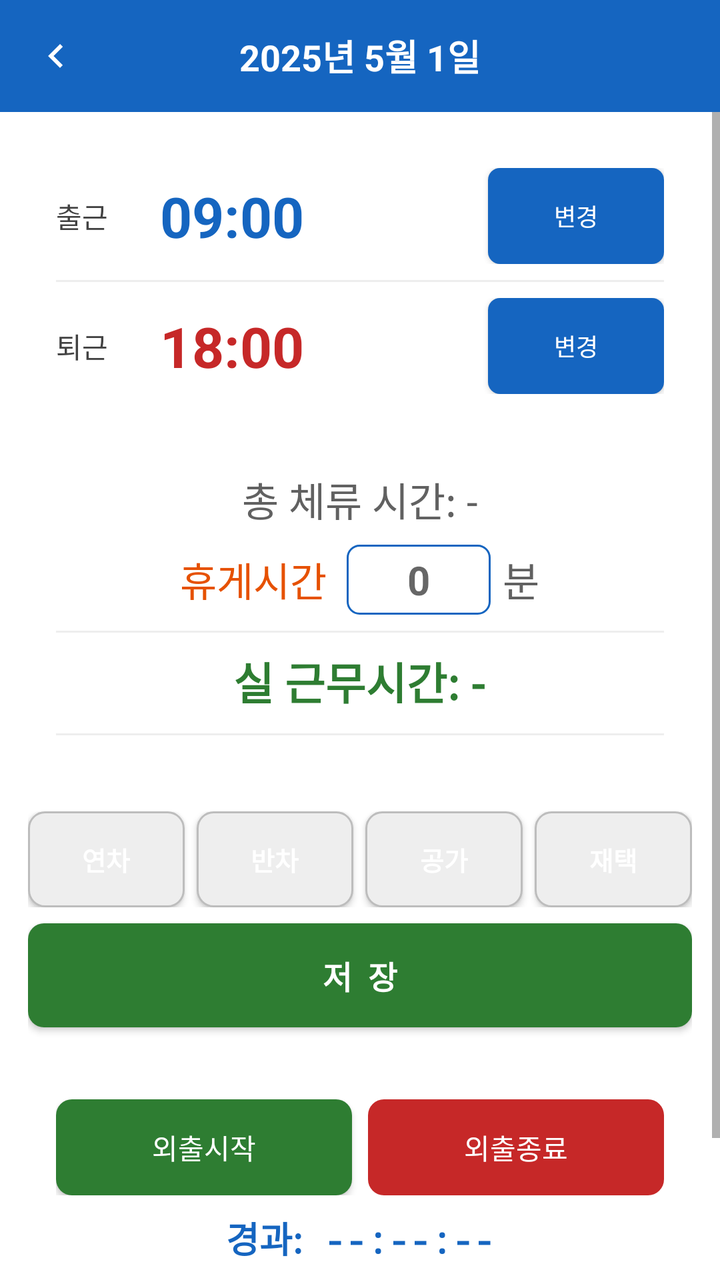
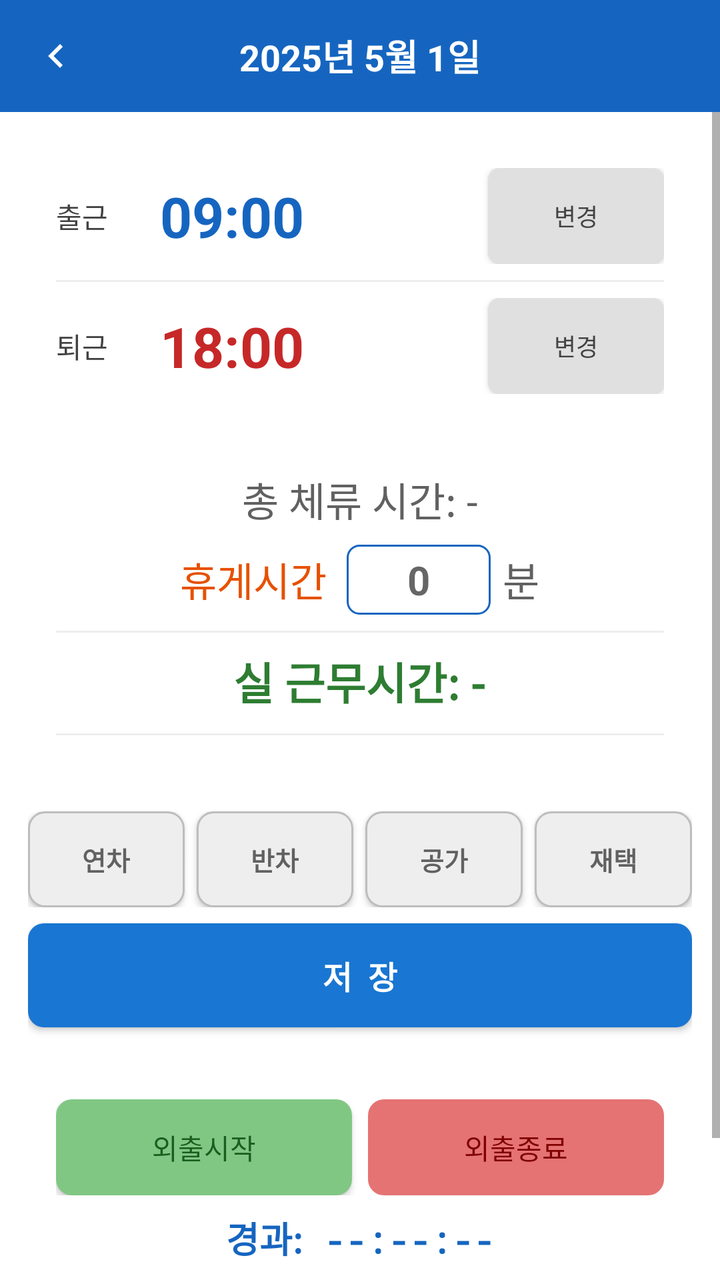

Before-and-after screenshots of an Android layout around one commit, followed by the original layout XML and the change that was made.
<!-- AndroidManifest.xml: application theme AppTheme -->
<!-- res/layout/activity_day_detail.xml -->
<?xml version="1.0" encoding="utf-8"?>
<LinearLayout xmlns:android="http://schemas.android.com/apk/res/android"
    android:id="@+id/root_day_detail"
    android:layout_width="match_parent"
    android:layout_height="match_parent"
    android:orientation="vertical"
    android:background="#FFFFFF">

    
    <LinearLayout
        android:layout_width="match_parent"
        android:layout_height="56dp"
        android:orientation="horizontal"
        android:gravity="center_vertical"
        android:background="#1565C0"
        android:padding="4dp">

        <ImageButton
            android:id="@+id/btn_close"
            android:layout_width="48dp"
            android:layout_height="48dp"
            android:src="@drawable/ic_arrow_left"
            android:background="?attr/selectableItemBackgroundBorderless"
            android:contentDescription="닫기"
            android:padding="4dp"
            android:tint="#FFFFFF" />

        <TextView
            android:id="@+id/tv_detail_date"
            android:layout_width="0dp"
            android:layout_height="wrap_content"
            android:layout_weight="1"
            android:textSize="18sp"
            android:textColor="#FFFFFF"
            android:textStyle="bold"
            android:gravity="center"
            android:text="2025년 5월 1일" />

        
        <View
            android:layout_width="48dp"
            android:layout_height="48dp" />
    </LinearLayout>

    <ScrollView
        android:layout_width="match_parent"
        android:layout_height="0dp"
        android:layout_weight="1"
        android:background="#FFFFFF">

    <LinearLayout
        android:layout_width="match_parent"
        android:layout_height="wrap_content"
        android:orientation="vertical"
        android:padding="14dp"
        android:background="#FFFFFF">

        
        <LinearLayout
            android:id="@+id/layout_time_card"
            android:layout_width="match_parent"
            android:layout_height="wrap_content"
            android:orientation="vertical"
            android:background="#FFFFFF"
            android:padding="14dp"
            android:layout_marginBottom="10dp">

            
            <LinearLayout
                android:layout_width="match_parent"
                android:layout_height="wrap_content"
                android:orientation="horizontal"
                android:gravity="center_vertical"
                android:layout_marginBottom="8dp">

                <TextView
                    android:layout_width="52dp"
                    android:layout_height="wrap_content"
                    android:text="출근"
                    android:textSize="14sp"
                    android:textColor="#424242" />

                <TextView
                    android:id="@+id/tv_start_time"
                    android:layout_width="0dp"
                    android:layout_height="wrap_content"
                    android:layout_weight="1"
                    android:textSize="28sp"
                    android:textColor="#1565C0"
                    android:textStyle="bold"
                    android:text="09:00" />

                <Button
                    android:id="@+id/btn_checkin"
                    android:layout_width="wrap_content"
                    android:layout_height="wrap_content"
                    android:text="출근"
                    android:textSize="12sp"
                    android:background="@drawable/bg_checkin_button"
                    android:textColor="#FFFFFF"
                    android:paddingLeft="12dp"
                    android:paddingRight="12dp"
                    android:layout_marginEnd="4dp"
                    android:visibility="gone" />

                <Button
                    android:id="@+id/btn_edit_start"
                    android:layout_width="wrap_content"
                    android:layout_height="wrap_content"
                    android:text="변경"
                    android:textSize="12sp"
                    android:background="@drawable/bg_primary_button"
                    android:textColor="#FFFFFF"
                    android:paddingLeft="14dp"
                    android:paddingRight="14dp" />
            </LinearLayout>

            <View android:layout_width="match_parent" android:layout_height="1dp"
                android:background="#EEEEEE"/>

            
            <LinearLayout
                android:layout_width="match_parent"
                android:layout_height="wrap_content"
                android:orientation="horizontal"
                android:gravity="center_vertical"
                android:layout_marginTop="8dp">

                <TextView
                    android:layout_width="52dp"
                    android:layout_height="wrap_content"
                    android:text="퇴근"
                    android:textSize="14sp"
                    android:textColor="#424242" />

                <TextView
                    android:id="@+id/tv_end_time"
                    android:layout_width="0dp"
                    android:layout_height="wrap_content"
                    android:layout_weight="1"
                    android:textSize="28sp"
                    android:textColor="#C62828"
                    android:textStyle="bold"
                    android:text="18:00" />

                <Button
                    android:id="@+id/btn_checkout"
                    android:layout_width="wrap_content"
                    android:layout_height="wrap_content"
                    android:text="퇴근"
                    android:textSize="12sp"
                    android:background="@drawable/bg_checkout_button"
                    android:textColor="#FFFFFF"
                    android:paddingLeft="12dp"
                    android:paddingRight="12dp"
                    android:layout_marginEnd="4dp"
                    android:visibility="gone" />

                <Button
                    android:id="@+id/btn_edit_end"
                    android:layout_width="wrap_content"
                    android:layout_height="wrap_content"
                    android:text="변경"
                    android:textSize="12sp"
                    android:background="@drawable/bg_primary_button"
                    android:textColor="#FFFFFF"
                    android:paddingLeft="14dp"
                    android:paddingRight="14dp" />
            </LinearLayout>
        </LinearLayout>

        
        <LinearLayout
            android:id="@+id/layout_calc_card"
            android:layout_width="match_parent"
            android:layout_height="wrap_content"
            android:orientation="vertical"
            android:background="#FFFFFF"
            android:padding="14dp"
            android:layout_marginBottom="16dp">

            <TextView
                android:id="@+id/tv_raw_work"
                android:layout_width="match_parent"
                android:layout_height="wrap_content"
                android:textSize="20sp"
                android:textColor="#616161"
                android:gravity="center"
                android:layout_marginBottom="8dp"
                android:text="총 체류 시간: -" />

            
            <LinearLayout
                android:layout_width="match_parent"
                android:layout_height="wrap_content"
                android:orientation="horizontal"
                android:gravity="center"
                android:layout_marginBottom="8dp">

                <TextView
                    android:layout_width="wrap_content"
                    android:layout_height="wrap_content"
                    android:text="휴게시간"
                    android:textSize="20sp"
                    android:textColor="#E65100" />

                <EditText
                    android:id="@+id/et_break_minutes"
                    android:layout_width="72dp"
                    android:layout_height="wrap_content"
                    android:layout_marginLeft="10dp"
                    android:inputType="number"
                    android:textSize="20sp"
                    android:textColor="#E65100"
                    android:textStyle="bold"
                    android:gravity="center"
                    android:maxLength="3"
                    android:hint="0"
                    android:background="@drawable/bg_outlined_button"
                    android:paddingTop="4dp"
                    android:paddingBottom="4dp" />

                <TextView
                    android:layout_width="wrap_content"
                    android:layout_height="wrap_content"
                    android:layout_marginLeft="6dp"
                    android:text="분"
                    android:textSize="20sp"
                    android:textColor="#616161" />

            </LinearLayout>

            <View android:layout_width="match_parent" android:layout_height="1dp"
                android:background="#EEEEEE" android:layout_marginBottom="8dp"/>

            <TextView
                android:id="@+id/tv_net_work"
                android:layout_width="match_parent"
                android:layout_height="wrap_content"
                android:textSize="22sp"
                android:textStyle="bold"
                android:textColor="#2E7D32"
                android:gravity="center"
                android:text="실 근무시간: -" />

            <View android:layout_width="match_parent" android:layout_height="1dp"
                android:background="#EEEEEE"
                android:layout_marginTop="10dp" android:layout_marginBottom="8dp"/>

            
            <LinearLayout
                android:id="@+id/ll_seg_container"
                android:layout_width="match_parent"
                android:layout_height="wrap_content"
                android:orientation="vertical"
                android:visibility="gone">

                <LinearLayout
                    android:id="@+id/ll_seg_weekday_night"
                    android:layout_width="match_parent"
                    android:layout_height="wrap_content"
                    android:orientation="horizontal"
                    android:gravity="center_vertical"
                    android:layout_marginBottom="4dp"
                    android:visibility="gone">
                    <TextView
                        android:layout_width="68dp"
                        android:layout_height="wrap_content"
                        android:text="평일야간"
                        android:textSize="12sp"
                        android:textColor="#424242" />
                    <TextView
                        android:id="@+id/tv_seg_weekday_night"
                        android:layout_width="0dp"
                        android:layout_height="wrap_content"
                        android:layout_weight="1"
                        android:textSize="12sp"
                        android:textStyle="bold"
                        android:textColor="#5C6BC0" />
                </LinearLayout>

                <LinearLayout
                    android:id="@+id/ll_seg_holiday_day"
                    android:layout_width="match_parent"
                    android:layout_height="wrap_content"
                    android:orientation="horizontal"
                    android:gravity="center_vertical"
                    android:layout_marginBottom="4dp"
                    android:visibility="gone">
                    <TextView
                        android:layout_width="68dp"
                        android:layout_height="wrap_content"
                        android:text="휴일주간"
                        android:textSize="12sp"
                        android:textColor="#424242" />
                    <TextView
                        android:id="@+id/tv_seg_holiday_day"
                        android:layout_width="0dp"
                        android:layout_height="wrap_content"
                        android:layout_weight="1"
                        android:textSize="12sp"
                        android:textStyle="bold"
                        android:textColor="#E65100" />
                </LinearLayout>

                <LinearLayout
                    android:id="@+id/ll_seg_holiday_night"
                    android:layout_width="match_parent"
                    android:layout_height="wrap_content"
                    android:orientation="horizontal"
                    android:gravity="center_vertical"
                    android:visibility="gone">
                    <TextView
                        android:layout_width="68dp"
                        android:layout_height="wrap_content"
                        android:text="휴일야간"
                        android:textSize="12sp"
                        android:textColor="#424242" />
                    <TextView
                        android:id="@+id/tv_seg_holiday_night"
                        android:layout_width="0dp"
                        android:layout_height="wrap_content"
                        android:layout_weight="1"
                        android:textSize="12sp"
                        android:textStyle="bold"
                        android:textColor="#B71C1C" />
                </LinearLayout>
            </LinearLayout>
        </LinearLayout>

        
        <TextView
            android:id="@+id/tv_annual_note"
            android:layout_width="match_parent"
            android:layout_height="wrap_content"
            android:text=""
            android:textSize="12sp"
            android:textColor="#C62828"
            android:gravity="center"
            android:layout_marginBottom="6dp"
            android:visibility="gone" />

        
        <LinearLayout
            android:layout_width="match_parent"
            android:layout_height="wrap_content"
            android:orientation="horizontal"
            android:layout_marginBottom="8dp">

            <Button
                android:id="@+id/btn_annual_leave"
                android:layout_width="0dp"
                android:layout_height="48dp"
                android:layout_weight="1"
                android:text="연차"
                android:textSize="13sp"
                android:textColor="#FFFFFF"
                android:textStyle="bold"
                android:background="@drawable/bg_leave_inactive"
                android:layout_marginEnd="3dp" />

            <Button
                android:id="@+id/btn_half_leave"
                android:layout_width="0dp"
                android:layout_height="48dp"
                android:layout_weight="1"
                android:text="반차"
                android:textSize="13sp"
                android:textColor="#FFFFFF"
                android:textStyle="bold"
                android:background="@drawable/bg_leave_inactive"
                android:layout_marginStart="3dp"
                android:layout_marginEnd="3dp" />

            <Button
                android:id="@+id/btn_public_leave"
                android:layout_width="0dp"
                android:layout_height="48dp"
                android:layout_weight="1"
                android:text="공가"
                android:textSize="13sp"
                android:textColor="#FFFFFF"
                android:textStyle="bold"
                android:background="@drawable/bg_leave_inactive"
                android:layout_marginStart="3dp"
                android:layout_marginEnd="3dp" />

            <Button
                android:id="@+id/btn_remote_work"
                android:layout_width="0dp"
                android:layout_height="48dp"
                android:layout_weight="1"
                android:text="재택"
                android:textSize="13sp"
                android:textColor="#FFFFFF"
                android:textStyle="bold"
                android:background="@drawable/bg_leave_inactive"
                android:layout_marginStart="3dp" />
        </LinearLayout>

        
        <Button
            android:id="@+id/btn_save"
            android:layout_width="match_parent"
            android:layout_height="52dp"
            android:text="저  장"
            android:textSize="16sp"
            android:textColor="#FFFFFF"
            android:textStyle="bold"
            android:background="@drawable/bg_save_button"
            android:layout_marginBottom="10dp" />

        
        <Button
            android:id="@+id/btn_delete"
            android:layout_width="match_parent"
            android:layout_height="46dp"
            android:text="오늘 등록 초기화"
            android:textSize="13sp"
            android:textColor="#C62828"
            android:background="@drawable/bg_delete_button"
            android:visibility="gone" />

        
        <LinearLayout
            android:id="@+id/ll_outing_card"
            android:layout_width="match_parent"
            android:layout_height="wrap_content"
            android:orientation="vertical"
            android:background="#FFFFFF"
            android:padding="14dp"
            android:layout_marginTop="12dp">

            <LinearLayout
                android:layout_width="match_parent"
                android:layout_height="wrap_content"
                android:orientation="horizontal"
                android:layout_marginBottom="8dp">

                <Button
                    android:id="@+id/btn_outing_start"
                    android:layout_width="0dp"
                    android:layout_height="48dp"
                    android:layout_weight="1"
                    android:text="외출시작"
                    android:textSize="14sp"
                    android:textColor="#FFFFFF"
                    android:background="@drawable/bg_save_button"
                    android:layout_marginEnd="4dp" />

                <Button
                    android:id="@+id/btn_outing_end"
                    android:layout_width="0dp"
                    android:layout_height="48dp"
                    android:layout_weight="1"
                    android:text="외출종료"
                    android:textSize="14sp"
                    android:textColor="#FFFFFF"
                    android:background="@drawable/bg_checkout_button"
                    android:layout_marginStart="4dp"
                    android:enabled="false" />
            </LinearLayout>

            <TextView
                android:id="@+id/tv_outing_elapsed"
                android:layout_width="match_parent"
                android:layout_height="wrap_content"
                android:text="경과: --:--:--"
                android:textSize="18sp"
                android:textStyle="bold"
                android:textColor="#1565C0"
                android:fontFamily="monospace"
                android:gravity="center"
                android:layout_marginBottom="4dp" />

            <TextView
                android:id="@+id/tv_outing_total"
                android:layout_width="match_parent"
                android:layout_height="wrap_content"
                android:text="일 누적: --"
                android:textSize="13sp"
                android:textColor="#616161"
                android:gravity="center"
                android:layout_marginBottom="8dp" />

            <View android:layout_width="match_parent" android:layout_height="1dp"
                android:background="#EEEEEE" android:layout_marginBottom="8dp"/>

            
            <LinearLayout
                android:layout_width="match_parent"
                android:layout_height="wrap_content"
                android:orientation="horizontal"
                android:layout_marginBottom="4dp">

                <TextView android:layout_width="0dp" android:layout_height="wrap_content"
                    android:layout_weight="1" android:text="시작"
                    android:textSize="11sp" android:textStyle="bold"
                    android:textColor="#424242" android:gravity="center" />

                <TextView android:layout_width="0dp" android:layout_height="wrap_content"
                    android:layout_weight="1" android:text="종료"
                    android:textSize="11sp" android:textStyle="bold"
                    android:textColor="#424242" android:gravity="center" />

                <TextView android:layout_width="0dp" android:layout_height="wrap_content"
                    android:layout_weight="1" android:text="외출시간"
                    android:textSize="11sp" android:textStyle="bold"
                    android:textColor="#424242" android:gravity="center" />

                <TextView android:layout_width="52dp" android:layout_height="wrap_content"
                    android:text="삭제" android:textSize="11sp" android:textStyle="bold"
                    android:textColor="#424242" android:gravity="center" />
            </LinearLayout>

            
            <LinearLayout
                android:id="@+id/ll_outing_rows"
                android:layout_width="match_parent"
                android:layout_height="wrap_content"
                android:orientation="vertical" />
        </LinearLayout>

    </LinearLayout>
    </ScrollView>

</LinearLayout>
<!-- resources referenced by this layout -->
<resources>
  <!-- drawable bg_checkin_button (drawable) -->
  <?xml version="1.0" encoding="utf-8"?>
  <shape xmlns:android="http://schemas.android.com/apk/res/android"
      android:shape="rectangle">
      <solid android:color="#388E3C" />
      <corners android:radius="8dp" />
  </shape>
  <!-- drawable bg_checkout_button (drawable) -->
  <?xml version="1.0" encoding="utf-8"?>
  <shape xmlns:android="http://schemas.android.com/apk/res/android"
      android:shape="rectangle">
      <solid android:color="#C62828" />
      <corners android:radius="8dp" />
  </shape>
  <!-- drawable bg_delete_button (drawable) -->
  <?xml version="1.0" encoding="utf-8"?>
  <shape xmlns:android="http://schemas.android.com/apk/res/android"
      android:shape="rectangle">
      <solid android:color="#FFFFFF" />
      <stroke android:width="1dp" android:color="#C62828" />
      <corners android:radius="8dp" />
  </shape>
  <!-- drawable bg_leave_inactive (drawable) -->
  <?xml version="1.0" encoding="utf-8"?>
  <shape xmlns:android="http://schemas.android.com/apk/res/android"
      android:shape="rectangle">
      <solid android:color="#EEEEEE" />
      <stroke android:width="1dp" android:color="#BDBDBD" />
      <corners android:radius="8dp" />
  </shape>
  <!-- drawable bg_outlined_button (drawable) -->
  <?xml version="1.0" encoding="utf-8"?>
  <shape xmlns:android="http://schemas.android.com/apk/res/android"
      android:shape="rectangle">
      <solid android:color="#FFFFFF" />
      <stroke android:width="1dp" android:color="#1565C0" />
      <corners android:radius="6dp" />
  </shape>
  <!-- drawable bg_primary_button (drawable) -->
  <?xml version="1.0" encoding="utf-8"?>
  <shape xmlns:android="http://schemas.android.com/apk/res/android"
      android:shape="rectangle">
      <solid android:color="#1565C0" />
      <corners android:radius="6dp" />
  </shape>
  <!-- drawable bg_save_button (drawable) -->
  <?xml version="1.0" encoding="utf-8"?>
  <shape xmlns:android="http://schemas.android.com/apk/res/android"
      android:shape="rectangle">
      <solid android:color="#2E7D32" />
      <corners android:radius="8dp" />
  </shape>
  <!-- drawable ic_arrow_left (drawable) -->
  <?xml version="1.0" encoding="utf-8"?>
  <vector xmlns:android="http://schemas.android.com/apk/res/android"
      android:width="24dp"
      android:height="24dp"
      android:viewportWidth="24"
      android:viewportHeight="24">
      <path
          android:fillColor="#FFFFFF"
          android:pathData="M15.41,16.59L10.83,12l4.58,-4.59L14,6l-6,6 6,6 1.41,-1.41z" />
  </vector>
  <style name="AppTheme" parent="Theme.AppCompat.Light.NoActionBar">
          <item name="colorPrimary">@color/colorPrimary</item>
          <item name="colorPrimaryDark">@color/colorPrimaryDark</item>
          <item name="colorAccent">@color/colorAccent</item>
      </style>
  <color name="colorPrimary">#1565C0</color>
  <color name="colorPrimaryDark">#0D47A1</color>
  <color name="colorAccent">#E65100</color>
</resources>

<!-- the commit's change to res/layout/activity_day_detail.xml (unified diff, before → after) -->
@@ -97,7 +97,7 @@
                     android:text="출근"
                     android:textSize="12sp"
                     android:background="@drawable/bg_checkin_button"
-                    android:textColor="#FFFFFF"
+                    android:textColor="#1B5E20"
                     android:paddingLeft="12dp"
                     android:paddingRight="12dp"
                     android:layout_marginEnd="4dp"
@@ -110,7 +110,7 @@
                     android:text="변경"
                     android:textSize="12sp"
                     android:background="@drawable/bg_primary_button"
-                    android:textColor="#FFFFFF"
+                    android:textColor="#424242"
                     android:paddingLeft="14dp"
                     android:paddingRight="14dp" />
             </LinearLayout>
@@ -150,7 +150,7 @@
                     android:text="퇴근"
                     android:textSize="12sp"
                     android:background="@drawable/bg_checkout_button"
-                    android:textColor="#FFFFFF"
+                    android:textColor="#7F0000"
                     android:paddingLeft="12dp"
                     android:paddingRight="12dp"
                     android:layout_marginEnd="4dp"
@@ -163,7 +163,7 @@
                     android:text="변경"
                     android:textSize="12sp"
                     android:background="@drawable/bg_primary_button"
-                    android:textColor="#FFFFFF"
+                    android:textColor="#424242"
                     android:paddingLeft="14dp"
                     android:paddingRight="14dp" />
             </LinearLayout>
@@ -354,7 +354,7 @@
                 android:layout_weight="1"
                 android:text="연차"
                 android:textSize="13sp"
-                android:textColor="#FFFFFF"
+                android:textColor="#616161"
                 android:textStyle="bold"
                 android:background="@drawable/bg_leave_inactive"
                 android:layout_marginEnd="3dp" />
@@ -366,7 +366,7 @@
                 android:layout_weight="1"
                 android:text="반차"
                 android:textSize="13sp"
-                android:textColor="#FFFFFF"
+                android:textColor="#616161"
                 android:textStyle="bold"
                 android:background="@drawable/bg_leave_inactive"
                 android:layout_marginStart="3dp"
@@ -379,7 +379,7 @@
                 android:layout_weight="1"
                 android:text="공가"
                 android:textSize="13sp"
-                android:textColor="#FFFFFF"
+                android:textColor="#616161"
                 android:textStyle="bold"
                 android:background="@drawable/bg_leave_inactive"
                 android:layout_marginStart="3dp"
@@ -392,7 +392,7 @@
                 android:layout_weight="1"
                 android:text="재택"
                 android:textSize="13sp"
-                android:textColor="#FFFFFF"
+                android:textColor="#616161"
                 android:textStyle="bold"
                 android:background="@drawable/bg_leave_inactive"
                 android:layout_marginStart="3dp" />
@@ -444,8 +444,8 @@
                     android:layout_weight="1"
                     android:text="외출시작"
                     android:textSize="14sp"
-                    android:textColor="#FFFFFF"
-                    android:background="@drawable/bg_save_button"
+                    android:textColor="#1B5E20"
+                    android:background="@drawable/bg_checkin_button"
                     android:layout_marginEnd="4dp" />
 
                 <Button
@@ -455,7 +455,7 @@
                     android:layout_weight="1"
                     android:text="외출종료"
                     android:textSize="14sp"
-                    android:textColor="#FFFFFF"
+                    android:textColor="#7F0000"
                     android:background="@drawable/bg_checkout_button"
                     android:layout_marginStart="4dp"
                     android:enabled="false" />
<!-- resource entries referenced after the edit -->
@@ -4,14 +4,14 @@
   <?xml version="1.0" encoding="utf-8"?>
   <shape xmlns:android="http://schemas.android.com/apk/res/android"
       android:shape="rectangle">
-      <solid android:color="#388E3C" />
+      <solid android:color="#81C784" />
       <corners android:radius="8dp" />
   </shape>
   <!-- drawable bg_checkout_button (drawable) -->
   <?xml version="1.0" encoding="utf-8"?>
   <shape xmlns:android="http://schemas.android.com/apk/res/android"
       android:shape="rectangle">
-      <solid android:color="#C62828" />
+      <solid android:color="#E57373" />
       <corners android:radius="8dp" />
   </shape>
   <!-- drawable bg_delete_button (drawable) -->
@@ -42,14 +42,14 @@
   <?xml version="1.0" encoding="utf-8"?>
   <shape xmlns:android="http://schemas.android.com/apk/res/android"
       android:shape="rectangle">
-      <solid android:color="#1565C0" />
+      <solid android:color="#E0E0E0" />
       <corners android:radius="6dp" />
   </shape>
   <!-- drawable bg_save_button (drawable) -->
   <?xml version="1.0" encoding="utf-8"?>
   <shape xmlns:android="http://schemas.android.com/apk/res/android"
       android:shape="rectangle">
-      <solid android:color="#2E7D32" />
+      <solid android:color="#1976D2" />
       <corners android:radius="8dp" />
   </shape>
   <!-- drawable ic_arrow_left (drawable) -->
